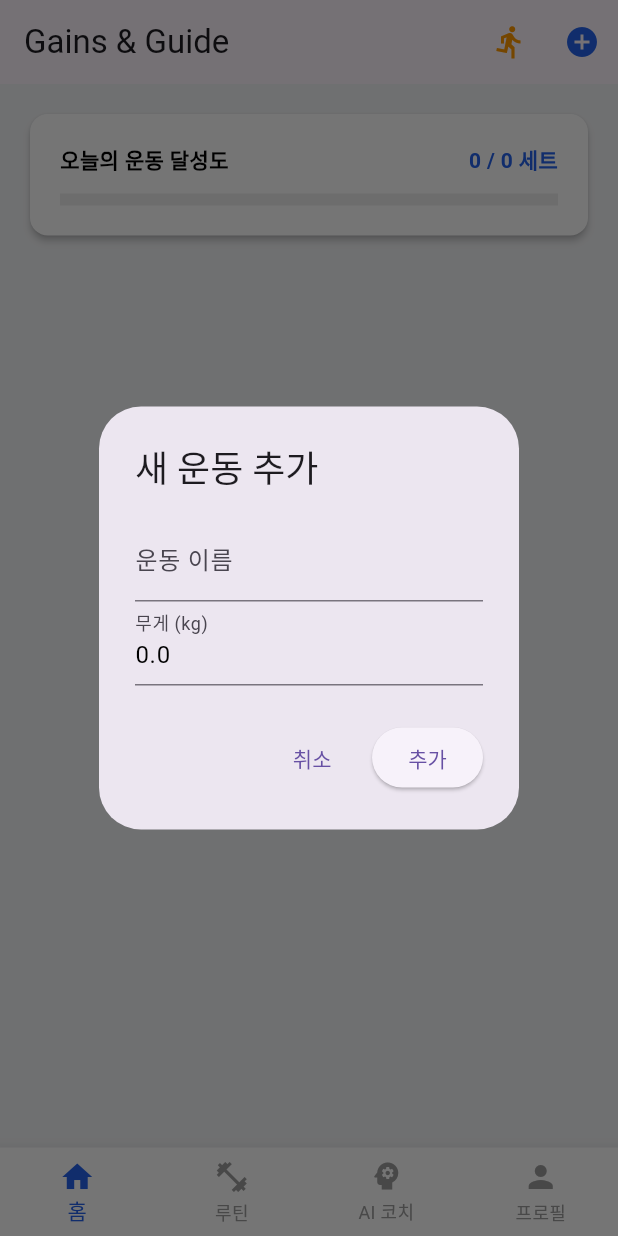
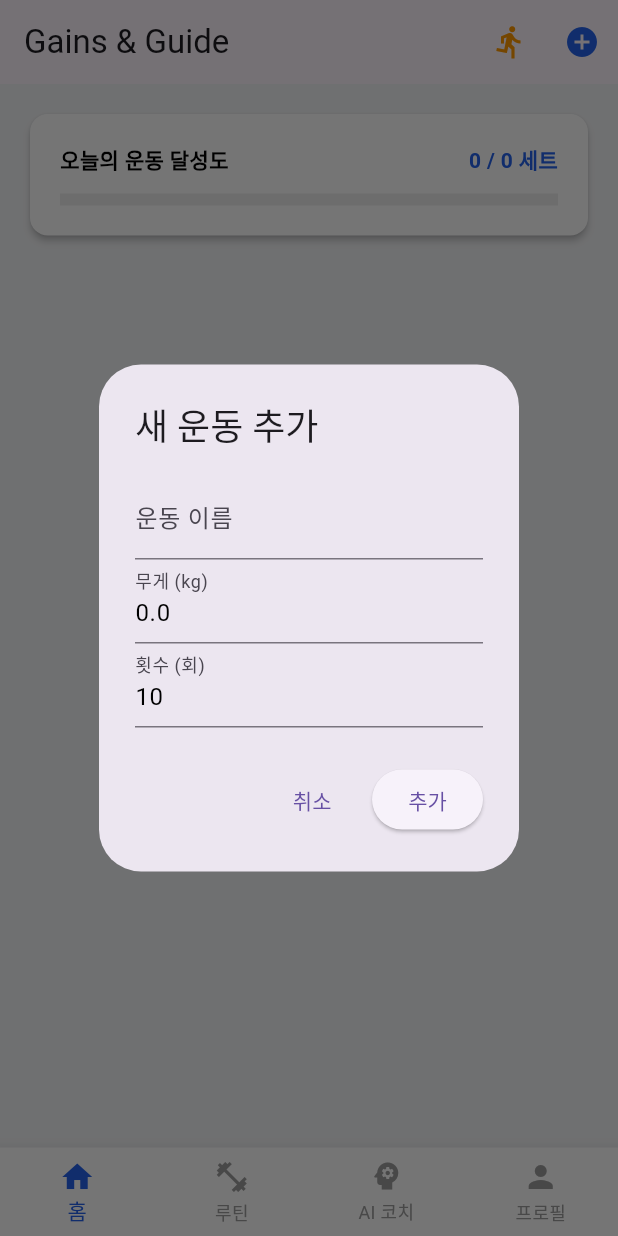
Before and after one commit to mokotan1/gains_and_guide, a Flutter app: the screen it shows after launch, after a tap on the "add circle" icon, on a phone screen of 412 x 824 dp. Run offline on Flutter 3.47's test engine with Material 3 defaults, Android fonts, the phone set to English and light mode, and no system bars; our stand-ins replace flutter_riverpod, shared_preferences, sqflite; missing offline and left inert: flutter_vibrate; accounts and stored records are empty.

Commit message:
운동 추가 시 횟수 설정 기능 추가

```diff
--- a/lib/features/home/presentation/home_screen.dart
+++ b/lib/features/home/presentation/home_screen.dart
@@ -190,6 +190,7 @@ class _HomeScreenState extends ConsumerState<HomeScreen> {
   void _showAddExerciseDialog() {
     final nameCont = TextEditingController();
     final weightCont = TextEditingController(text: '0.0');
+    final repsCont = TextEditingController(text: '10');
 
     showDialog(
       context: context,
@@ -216,6 +217,11 @@ class _HomeScreenState extends ConsumerState<HomeScreen> {
                 keyboardType: TextInputType.number,
                 decoration: const InputDecoration(labelText: '무게 (kg)'),
               ),
+              TextField(
+                controller: repsCont,
+                keyboardType: TextInputType.number,
+                decoration: const InputDecoration(labelText: '횟수 (회)'),
+              ),
             ],
           ),
           actions: [
@@ -226,6 +232,7 @@ class _HomeScreenState extends ConsumerState<HomeScreen> {
                   _addExercise(
                     name: nameCont.text,
                     weight: double.tryParse(weightCont.text) ?? 0,
+                    reps: int.tryParse(repsCont.text) ?? 10,
                     isBodyweight: _checkIsBodyweight(nameCont.text),
                     isCardio: _checkIsCardio(nameCont.text),
                   );
```
